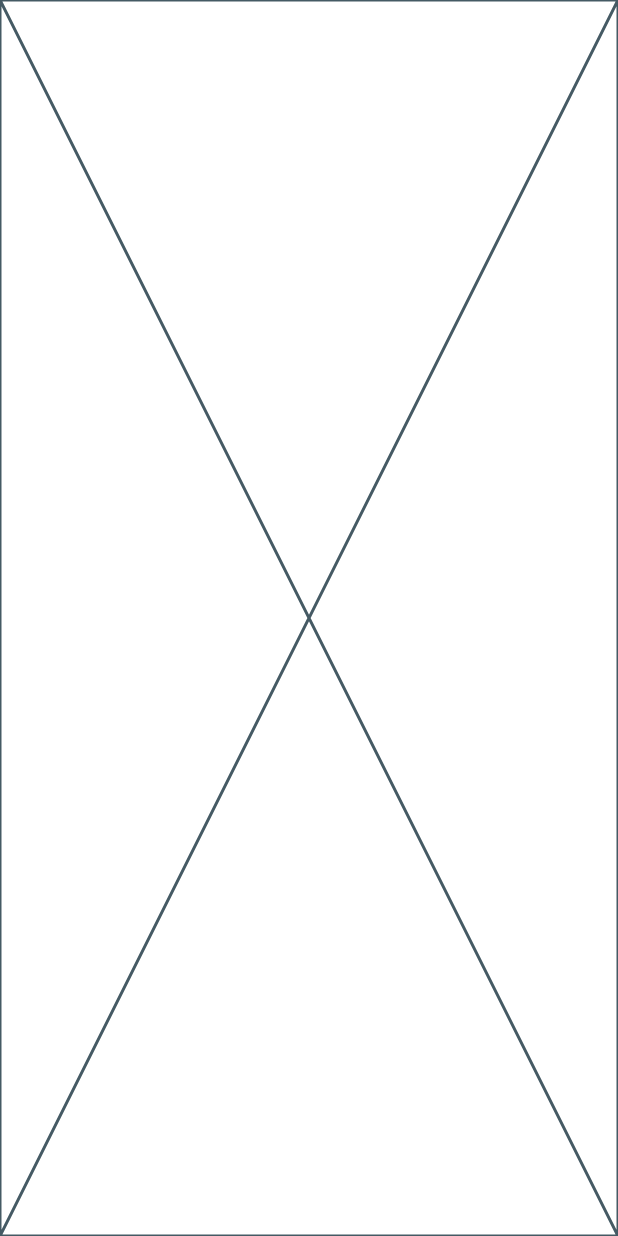
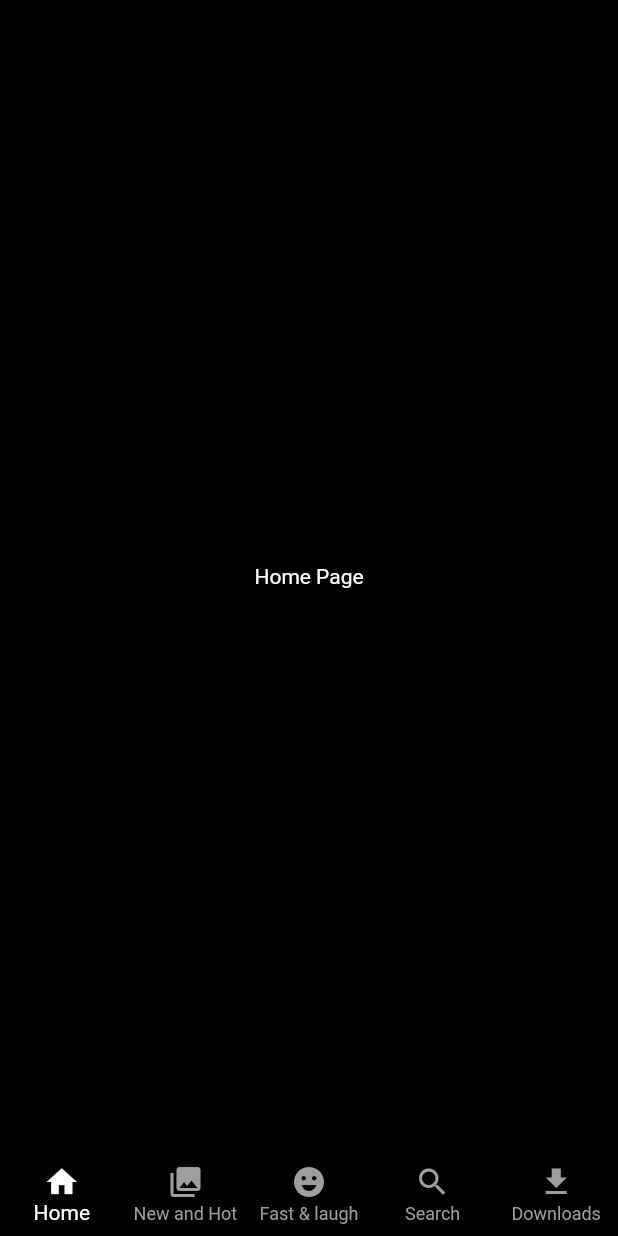
Before and after one commit to Harikrishnan01/movie-app-flutter, a Flutter app: the screen it shows after launch, on a phone screen of 412 x 824 dp. Run offline on Flutter 3.47's test engine with Material 2 defaults, Android fonts, the phone set to English and light mode, and no system bars.

Commit message:
second commit

```diff
--- /dev/null
+++ b/lib/Core/Colors/colors.dart
@@ -0,0 +1,3 @@
+import 'package:flutter/material.dart';
+
+const backgroundColor = Colors.orange;
--- /dev/null
+++ b/lib/Core/text.dart
@@ -0,0 +1,3 @@
+import 'package:flutter/material.dart';
+
+const text_Color = Colors.white;
--- a/lib/home.dart
+++ /dev/null
@@ -1,10 +0,0 @@
-import 'package:flutter/material.dart';
-
-class homepage extends StatelessWidget {
-  const homepage({super.key});
-
-  @override
-  Widget build(BuildContext context) {
-    return const Placeholder();
-  }
-}
--- a/lib/main.dart
+++ b/lib/main.dart
@@ -1,5 +1,6 @@
 import 'package:flutter/material.dart';
-import 'package:movieproj/home.dart';
+
+import 'package:movieproj/presentation/home/screen_mainpage.dart';
 
 void main(List<String> args) {
   runApp(hari());
@@ -11,8 +12,12 @@ class hari extends StatelessWidget {
   @override
   Widget build(BuildContext context) {
     return MaterialApp(
-      theme: ThemeData(),
-      home: homepage(),
+      theme: ThemeData(
+          scaffoldBackgroundColor: Colors.black,
+          textTheme: TextTheme(
+              bodyText1: TextStyle(color: Colors.white),
+              bodyText2: TextStyle(color: Colors.white))),
+      home: MainPage(),
     );
   }
 }
--- /dev/null
+++ b/lib/presentation/home/bottom_navigation.dart
@@ -0,0 +1,53 @@
+import 'package:flutter/material.dart';
+import 'package:movieproj/presentation/downloads/screen_downloads.dart';
+import 'package:movieproj/presentation/fast%20laugh/screen_fast_laugh.dart';
+
+//import 'package:flutter/src/widgets/framework.dart';
+import 'package:movieproj/presentation/home/screen_homepage.dart';
+import 'package:movieproj/presentation/new%20and%20hot/screen_newandhot.dart';
+import 'package:movieproj/presentation/search/screen_search.dart';
+
+class ScreenNavigation extends StatefulWidget {
+  const ScreenNavigation({super.key});
+
+  @override
+  State<ScreenNavigation> createState() => _ScreenNavigationState();
+}
+
+class _ScreenNavigationState extends State<ScreenNavigation> {
+  int _currentIndexValue = 0;
+  final _pages = [
+    ScreenHomePage(),
+    ScreenNewAndHot(),
+    ScreenFastLaugh(),
+    ScreenSearch(),
+    ScreenDownload(),
+  ];
+  @override
+  Widget build(BuildContext context) {
+    return Scaffold(
+      body: _pages[_currentIndexValue],
+      bottomNavigationBar: BottomNavigationBar(
+          currentIndex: _currentIndexValue,
+          onTap: (newindex) {
+            setState(() {
+              _currentIndexValue = newindex;
+            });
+          },
+          type: BottomNavigationBarType.fixed,
+          backgroundColor: Colors.black,
+          selectedItemColor: Colors.white,
+          unselectedItemColor: Colors.grey,
+          items: [
+            BottomNavigationBarItem(icon: Icon(Icons.home), label: 'Home'),
+            BottomNavigationBarItem(
+                icon: Icon(Icons.collections), label: 'New and Hot'),
+            BottomNavigationBarItem(
+                icon: Icon(Icons.emoji_emotions), label: 'Fast & laugh'),
+            BottomNavigationBarItem(icon: Icon(Icons.search), label: 'Search'),
+            BottomNavigationBarItem(
+                icon: Icon(Icons.download), label: 'Downloads'),
+          ]),
+    );
+  }
+}
--- /dev/null
+++ b/lib/presentation/home/screen_homepage.dart
@@ -0,0 +1,12 @@
+import 'package:flutter/material.dart';
+
+class ScreenHomePage extends StatelessWidget {
+  const ScreenHomePage({super.key});
+
+  @override
+  Widget build(BuildContext context) {
+    return Scaffold(
+      body: SafeArea(child: Center(child: Text('Home Page'))),
+    );
+  }
+}
--- /dev/null
+++ b/lib/presentation/home/screen_mainpage.dart
@@ -0,0 +1,14 @@
+import 'package:flutter/material.dart';
+import 'package:movieproj/presentation/home/bottom_navigation.dart';
+
+class MainPage extends StatelessWidget {
+  const MainPage({super.key});
+
+  @override
+  Widget build(BuildContext context) {
+    return Scaffold(
+      body: SafeArea(child: Center(child: Text('Home Page'))),
+      bottomNavigationBar: ScreenNavigation(),
+    );
+  }
+}
--- a/pubspec.yaml
+++ b/pubspec.yaml
@@ -35,10 +35,12 @@ dependencies:
   # The following adds the Cupertino Icons font to your application.
   # Use with the CupertinoIcons class for iOS style icons.
   cupertino_icons: ^1.0.2
+  google_fonts: ^4.0.3
 
 dev_dependencies:
   flutter_test:
     sdk: flutter
+
 
   # The "flutter_lints" package below contains a set of recommended lints to
   # encourage good coding practices. The lint set provided by the package is
```
Also changed, not shown: lib/presentation/downloads/screen_downloads.dart (added, +12 -0 lines), lib/presentation/fast laugh/screen_fast_laugh.dart (added, +12 -0 lines), lib/presentation/new and hot/screen_newandhot.dart (added, +12 -0 lines), lib/presentation/search/screen_search.dart (added, +12 -0 lines), lib/presentation/widgets/app_bar_widget.dart (added, +22 -0 lines), pubspec.lock, 7 other files.
